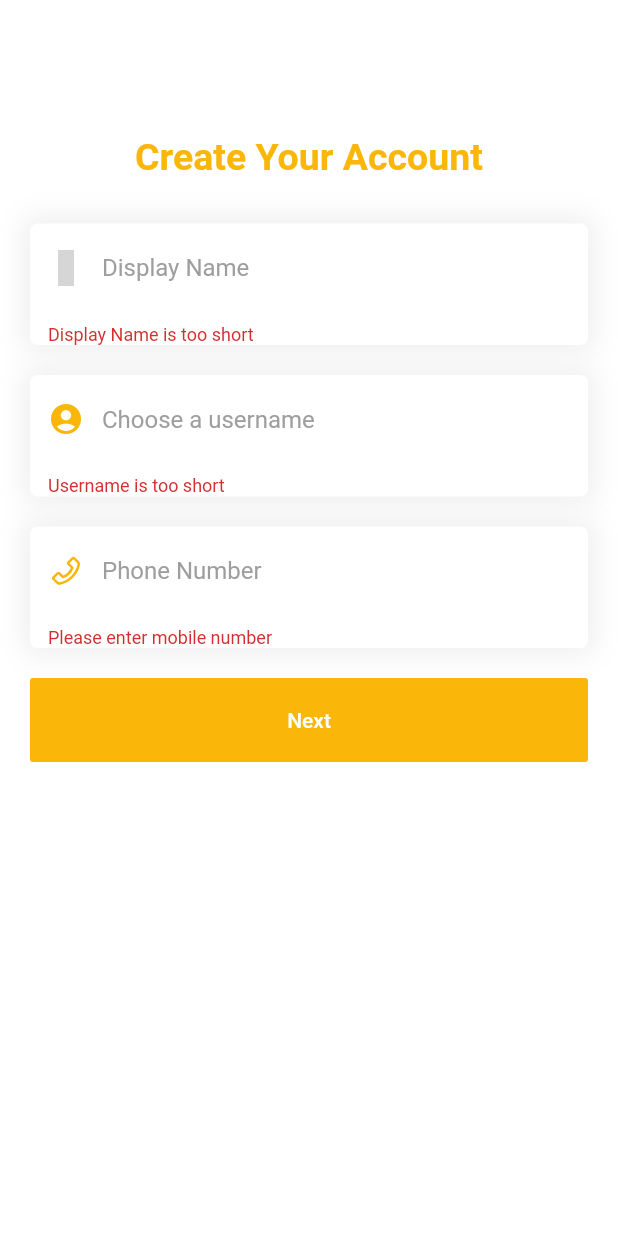
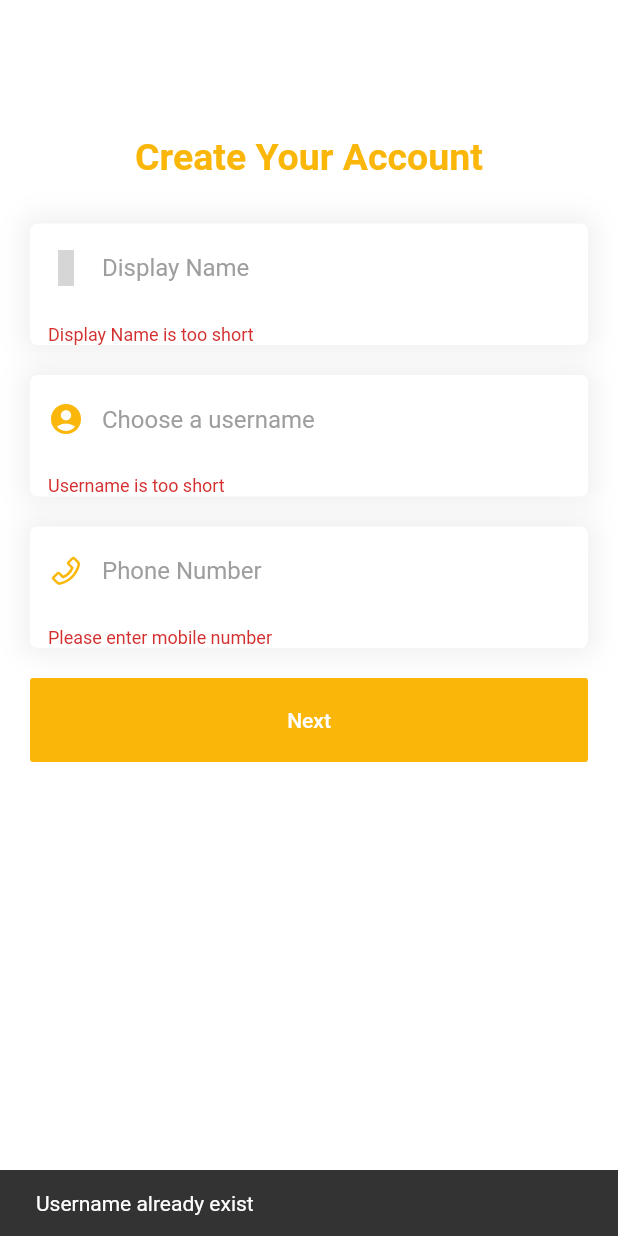
Before and after one commit to godilite/campus, a Flutter app: the CreateAccount screen opened directly, after a tap on "Next", on a phone screen of 412 x 824 dp. Run offline on Flutter 3.47's test engine with Material 2 defaults, Android fonts, the phone set to English and light mode, and no system bars; our stand-ins replace carousel_slider, cloud_firestore, dotted_border, firebase_auth, firebase_core, firebase_storage and 7 more; missing offline and left inert: flutter_facebook_login, hashtagable, multi_image_picker; accounts and stored records are empty; grey boxes are pictures that could not be loaded.

Commit message:
retrieve data from database

```diff
--- a/lib/service_locator.dart
+++ b/lib/service_locator.dart
@@ -1,8 +1,12 @@
 import 'package:camp/services/AuthService.dart';
+import 'package:camp/services/PostService.dart';
+import 'package:camp/services/UploadService.dart';
 import 'package:get_it/get_it.dart';
 
 GetIt locator = GetIt.I;
 
 void setupLocator() {
   locator.registerSingleton(AuthService());
+  locator.registerSingleton(PostService());
+  locator.registerSingleton(UploadService());
 }
--- a/lib/services/AuthService.dart
+++ b/lib/services/AuthService.dart
@@ -10,7 +10,9 @@ import 'package:camp/main.dart';
 class AuthService {
   FirebaseAuth auth = FirebaseAuth.instance;
   final userReference = FirebaseFirestore.instance.collection("users");
+  final usernameReference = FirebaseFirestore.instance.collection("username");
   final DateTime timestamp = DateTime.now();
+
   Future signInWithFacebook() async {
     try {
       final facebookLogin = FacebookLogin();
@@ -180,9 +182,11 @@ class AuthService {
   Future<UserAccount> _createAccount(UserCredential user) async {
     DocumentSnapshot documentSnapshot =
         await userReference.doc(user.user.uid).get();
+
     if (!documentSnapshot.exists) {
       final userData = await navigatorKey.currentState
           .push(MaterialPageRoute(builder: (context) => CreateAccount()));
+
       userReference.doc(user.user.uid).set({
         'id': user.user.uid,
         'name': userData.displayName,
@@ -200,4 +204,12 @@ class AuthService {
 
     return UserAccount.fromData(documentSnapshot);
   }
+
+  Future<bool> checkifUsernameExist(String username) async {
+    DocumentSnapshot usernameSnapshot =
+        await usernameReference.doc(username).get();
+    if (usernameSnapshot.exists) return false;
+
+    return true;
+  }
 }
--- a/lib/views/auth/account.dart
+++ b/lib/views/auth/account.dart
@@ -1,6 +1,9 @@
 import 'dart:async';
 
+import 'package:camp/service_locator.dart';
+import 'package:camp/services/AuthService.dart';
 import 'package:camp/views/styles.dart';
+import 'package:cloud_firestore/cloud_firestore.dart';
 import 'package:flutter/material.dart';
 import 'package:flutter_icons/flutter_icons.dart';
 
@@ -21,12 +24,21 @@ class _CreateAccountState extends State<CreateAccount> {
 
   UserData data = new UserData();
 
-  void _submitForm() {
+  AuthService _authService = locator<AuthService>();
+
+  void _submitForm() async {
     final form = _formKey.currentState;
+    if (!await _authService.checkifUsernameExist(data.username)) {
+      SnackBar usernameSnack = SnackBar(
+        content: Text('Username already exist'),
+      );
+      _scaffoldKey.currentState.showSnackBar(usernameSnack);
+
+      return;
+    }
+
     if (form.validate()) {
       form.save();
-
-      print(data.phone);
       SnackBar snackbar = SnackBar(
         content:
             Text('Welcome to Campusel, your account is saved successfully'),
@@ -127,15 +139,7 @@ class _CreateAccountState extends State<CreateAccount> {
                                 border: OutlineInputBorder(
                                   borderSide: BorderSide.none,
                                 )),
-                            validator: (val) {
-                              if (val.trim().length < 3 || val.isEmpty) {
-                                return 'Username is too short';
-                              } else if (val.trim().length > 40) {
-                                return 'Username is too long';
-                              } else {
-                                return null;
-                              }
-                            },
+                            validator: validateUsername,
                             onSaved: (val) => data.username = val,
                           ),
                         ),
@@ -200,4 +204,14 @@ class _CreateAccountState extends State<CreateAccount> {
     }
     return null;
   }
+
+  String validateUsername(String value) {
+    if (value.trim().length < 3 || value.isEmpty) {
+      return 'Username is too short';
+    } else if (value.trim().length > 40) {
+      return 'Username is too long';
+    } else {
+      return null;
+    }
+  }
 }
--- a/pubspec.yaml
+++ b/pubspec.yaml
@@ -47,6 +47,8 @@ dependencies:
   flutter_facebook_login: ^3.0.0
   uuid: ^2.2.2
   google_sign_in: ^4.5.3
+  hashtagable: ^1.0.2
+  shimmer: ^1.1.1
 dev_dependencies:
   flutter_test:
     sdk: flutter
```
Also changed, not shown: lib/models/post_model.dart (added, +41 -0 lines), lib/services/PostService.dart (added, +35 -0 lines), lib/services/UploadService.dart (added, +19 -0 lines), lib/views/home/components/ItemWidget.dart (+28 -12 lines), lib/views/home/homepage.dart (+20 -17 lines), lib/views/post/create_post.dart (+31 -11 lines), assets/6181e48ceed63c198f7c787dbfc4fc48.jpg, assets/images.png (deleted), pubspec.lock.
